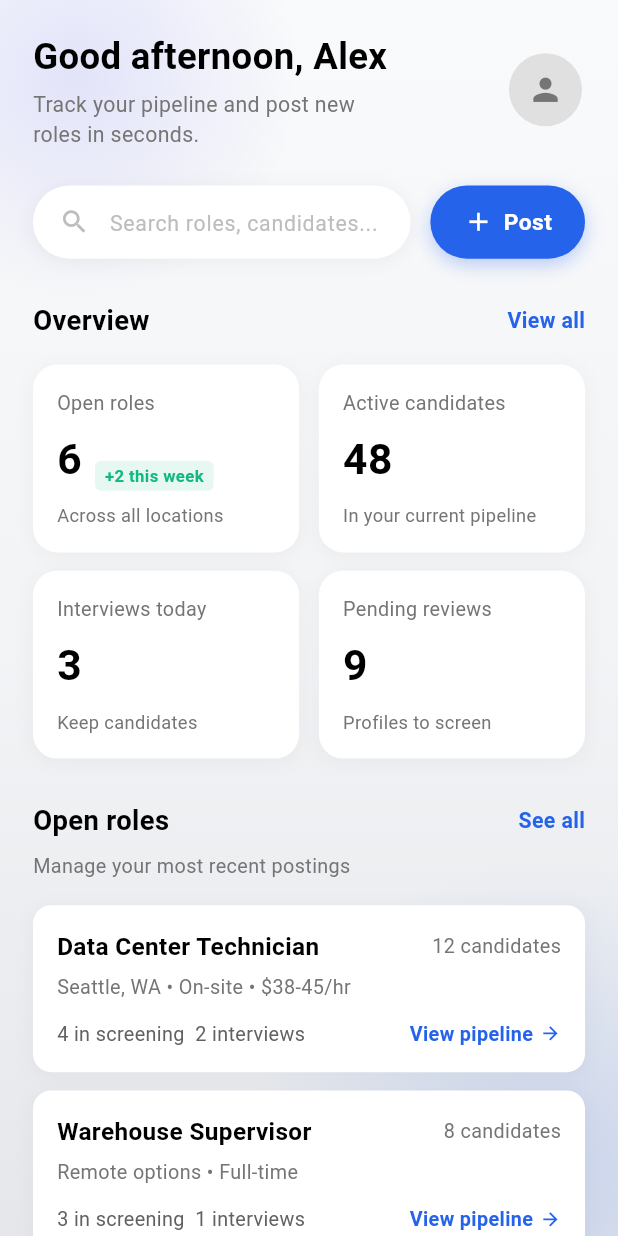
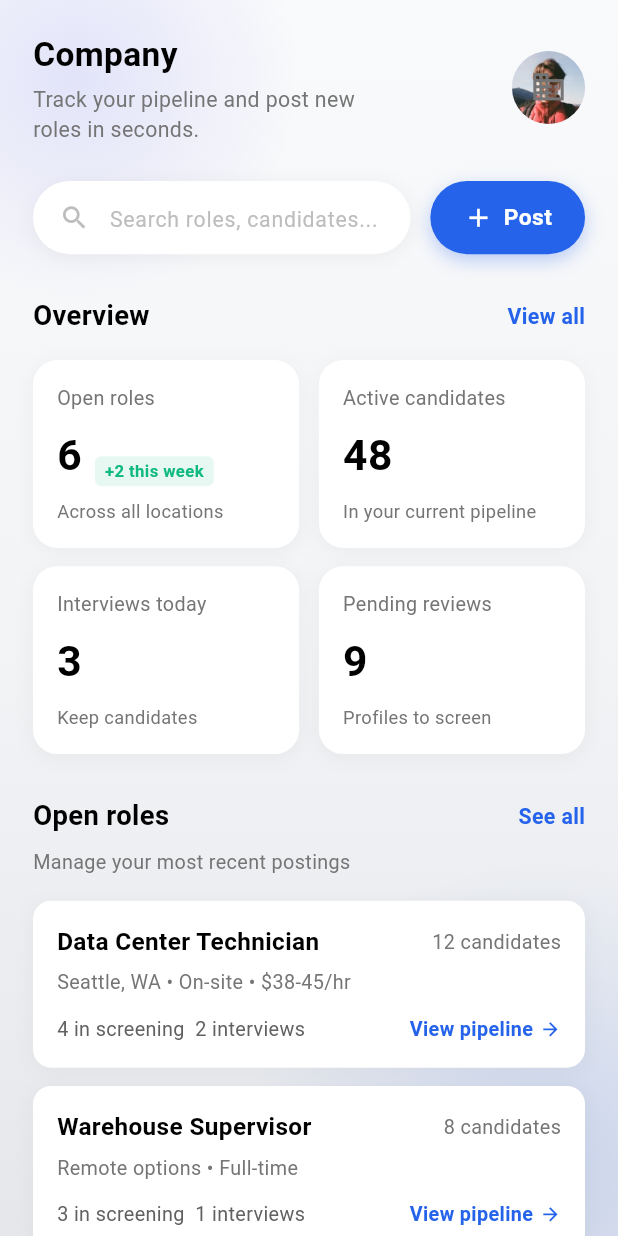
Before and after one commit to ahmadwaqashr/Data-center-job-search, a Flutter app: the EmployerHomeScreen screen opened directly, on a phone screen of 412 x 824 dp. Run offline on Flutter 3.47's test engine with Material 3 defaults, Android fonts, the phone set to English and light mode, and no system bars; our stand-ins replace camera, country_code_picker, dio, file_picker, firebase_auth, firebase_core and 10 more; missing offline and left inert: google_mlkit_commons, google_mlkit_face_detection; accounts and stored records are empty; project files that could hold a hidden picture were left out.

Commit message:
by
usman

```diff
--- a/lib/constants/api_config.dart
+++ b/lib/constants/api_config.dart
@@ -1,6 +1,7 @@
 class ApiConfig {
   // Base URL for API endpoints
-  static const String baseUrl = 'http://192.168.100.20:5000';
+  static const String baseUrl = 'https://datacenterjobs.onrender.com';
+  //static const String baseUrl = 'http://192.168.100.20:5000';
 
   // API Endpoints
   static const String fetchCoreExpertise = '/api/coreexpertise/fetch_coreExpertise';
--- a/lib/view/employer/dashboard/home/employer_home_screen.dart
+++ b/lib/view/employer/dashboard/home/employer_home_screen.dart
@@ -1,13 +1,63 @@
+import 'dart:convert';
 import 'package:flutter/material.dart';
 import 'package:flutter_screenutil/flutter_screenutil.dart';
 import 'package:get/get.dart';
+import 'package:shared_preferences/shared_preferences.dart';
 
 import '../../../../constants/colors.dart';
+import '../../../../constants/api_config.dart';
 import '../pipeline/pipeline_screen.dart';
 import 'new_job_post_screen.dart';
 
-class EmployerHomeScreen extends StatelessWidget {
+class EmployerHomeScreen extends StatefulWidget {
   const EmployerHomeScreen({super.key});
+
+  @override
+  State<EmployerHomeScreen> createState() => _EmployerHomeScreenState();
+}
+
+class _EmployerHomeScreenState extends State<EmployerHomeScreen> {
+  Map<String, dynamic>? _userData;
+  bool _isLoading = true;
+
+  @override
+  void initState() {
+    super.initState();
+    _loadUserData();
+  }
+
+  @override
+  void didChangeDependencies() {
+    super.didChangeDependencies();
+    // Reload user data when screen comes into focus for real-time updates
+    if (mounted) {
+      _loadUserData();
+    }
+  }
+
+  Future<void> _loadUserData() async {
+    try {
+      final prefs = await SharedPreferences.getInstance();
+      final userDataString = prefs.getString('user_data');
+      if (userDataString != null) {
+        final userData = jsonDecode(userDataString) as Map<String, dynamic>;
+        setState(() {
+          _userData = userData;
+          _isLoading = false;
+        });
+      } else {
+        setState(() {
+          _isLoading = false;
+        });
+      }
+    } catch (e) {
+      print('Error loading user data: $e');
+      setState(() {
+        _isLoading = false;
+      });
+    }
+  }
+
 
   @override
   Widget build(BuildContext context) {
@@ -80,12 +130,14 @@ class EmployerHomeScreen extends StatelessWidget {
                             crossAxisAlignment: CrossAxisAlignment.start,
                             children: [
                               Text(
-                                'Good afternoon, Alex',
+                                _userData?['companyName'] ?? 'Company',
                                 style: TextStyle(
-                                  fontSize: 24.sp,
+                                  fontSize: 22.sp,
                                   fontWeight: FontWeight.bold,
                                   color: Colors.black,
                                 ),
+                                maxLines: 2,
+                                overflow: TextOverflow.ellipsis,
                               ),
                               SizedBox(height: 4.h),
                               Text(
@@ -98,18 +150,25 @@ class EmployerHomeScreen extends StatelessWidget {
                               ),
                             ],
                           ),
-                          Container(
-                            width: 48.w,
-                            height: 48.h,
-                            decoration: BoxDecoration(
-                              color: Colors.grey[300],
-                              shape: BoxShape.circle,
-                            ),
-                            child: Icon(
-                              Icons.person,
-                              color: Colors.grey[600],
-                              size: 24.sp,
-                            ),
+                          CircleAvatar(
+                            radius: 24.r,
+                            backgroundImage: _userData?['profilePic'] != null || _userData?['logoPath'] != null
+                                ? NetworkImage(
+                                    ApiConfig.getImageUrl(
+                                      _userData!['logoPath'] ?? _userData!['profilePic'],
+                                    ),
+                                  ) as ImageProvider
+                                : AssetImage('assets/images/avatar1.png') as ImageProvider,
+                            onBackgroundImageError: (exception, stackTrace) {
+                              // Fallback handled by CircleAvatar
+                            },
+                            child: (_userData?['profilePic'] == null && _userData?['logoPath'] == null)
+                                ? Icon(
+                                    Icons.business,
+                                    color: Colors.grey[600],
+                                    size: 24.sp,
+                                  )
+                                : null,
                           ),
                         ],
                       ),
```
Also changed, not shown: lib/view/candidate/dashboard/home/home_screen.dart (+37 -3 lines), lib/view/candidate/dashboard/profile/profile_screen.dart (+5 -3 lines), lib/view/employer/auth/employer_sign_in_screen.dart (+32 -26 lines).
